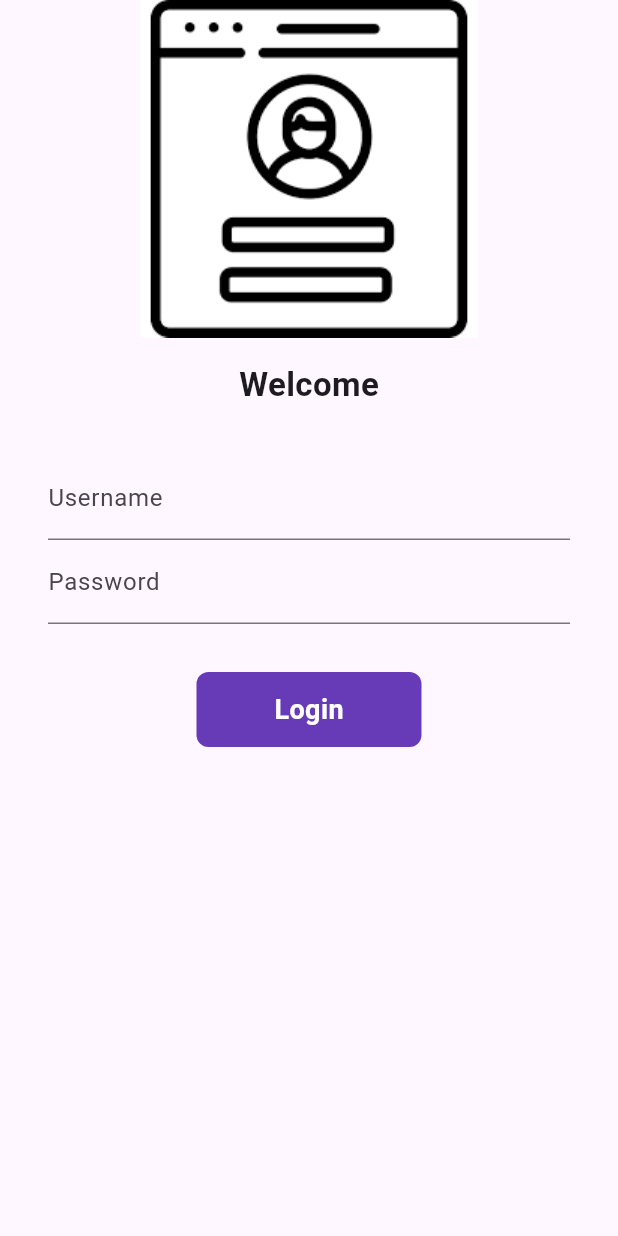
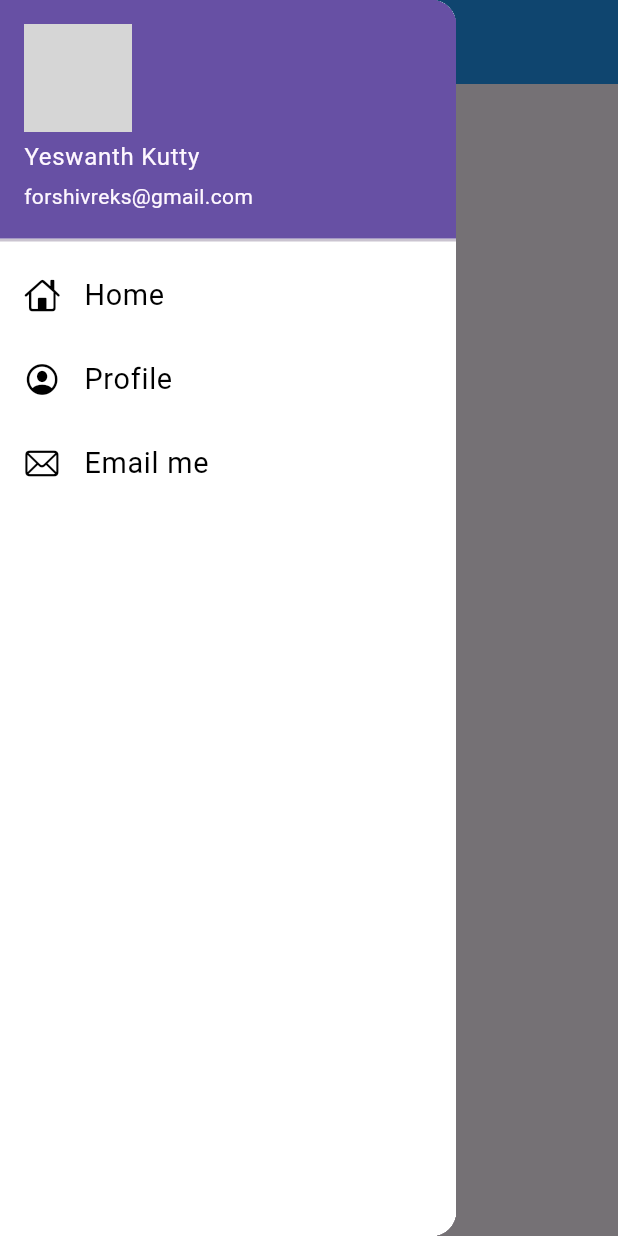
Before and after one commit to TS-YESWANTH/FlutterApp, a Flutter app: the screen it shows after launch, with the side drawer open (before the commit the screen has no drawer), on a phone screen of 412 x 824 dp. Run offline on Flutter 3.47's test engine with Material 3 defaults, Android fonts, the phone set to English and light mode, and no system bars; network calls fail; grey boxes are pictures that could not be loaded.

Commit message:
Day 9 Completed

```diff
--- a/lib/main.dart
+++ b/lib/main.dart
@@ -18,7 +18,8 @@ class MyApp extends StatelessWidget {
         primarySwatch: Colors.green, // Dark theme
         brightness: Brightness.dark,
       ),
-      initialRoute: "/",
+      debugShowCheckedModeBanner: false,
+      initialRoute: MyRoutes.homeRoute,
       routes: {
         "/": (context) => LoginPage(),
         MyRoutes.homeRoute: (context) => const HomePage(),
--- a/lib/pages/home_page.dart
+++ b/lib/pages/home_page.dart
@@ -1,22 +1,23 @@
 import 'package:flutter/material.dart';
+import 'package:flutter_application_1/widgets/drawer.dart';
 
 class HomePage extends StatelessWidget {
   const HomePage({super.key});
 
   @override
   Widget build(BuildContext context) {
-    final int days = 30;
+    const int days = 30;
     return Scaffold(
       appBar: AppBar(
-        title: Text('Catalog App'),
+        title: const Text('Catalog App'),
         backgroundColor: Colors.blue,
       ),
       body: Center(
         child: Container(
-          child: Text("Hello World! $days"),
+          child: const Text("Hello World! $days"),
         ),
       ),
-      drawer: Drawer(),
+      drawer: const MyDrawer(),
     );
   }
 }
--- /dev/null
+++ b/lib/widgets/drawer.dart
@@ -0,0 +1,67 @@
+import 'package:flutter/cupertino.dart';
+import 'package:flutter/material.dart';
+
+class MyDrawer extends StatelessWidget {
+  const MyDrawer({super.key});
+
+  @override
+  Widget build(BuildContext context) {
+    const imageURL =
+        "https://img.freepik.com/free-vector/isolated-young-handsome-man-different-poses-white-background-illustration_632498-859.jpg?size=338&ext=jpg&ga=GA1.1.1369675164.1715385600&semt=ais_user";
+    return Drawer(
+      child: Container(
+        color: Colors.white,
+        child: ListView(
+          padding: EdgeInsets.zero,
+          children: const [
+            DrawerHeader(
+                padding: EdgeInsets.zero,
+                child: UserAccountsDrawerHeader(
+                    margin: EdgeInsets.zero,
+                    accountName: Text("Yeswanth Kutty"),
+                    accountEmail: Text("forshivreks@gmail.com"),
+                    currentAccountPicture: CircleAvatar(
+                      backgroundImage: NetworkImage(imageURL),
+                    ))),
+            ListTile(
+              leading: Icon(
+                CupertinoIcons.home,
+                color: Colors.black,
+              ),
+              title: Text(
+                "Home",
+                // ignore: deprecated_member_use
+                textScaleFactor: 1.2,
+                style: TextStyle(color: Colors.black),
+              ),
+            ),
+            ListTile(
+              leading: Icon(
+                CupertinoIcons.profile_circled,
+                color: Colors.black,
+              ),
+              title: Text(
+                "Profile",
+                // ignore: deprecated_member_use
+                textScaleFactor: 1.2,
+                style: TextStyle(color: Colors.black),
+              ),
+            ),
+            ListTile(
+              leading: Icon(
+                CupertinoIcons.mail,
+                color: Colors.black,
+              ),
+              title: Text(
+                "Email me",
+                // ignore: deprecated_member_use
+                textScaleFactor: 1.2,
+                style: TextStyle(color: Colors.black),
+              ),
+            )
+          ],
+        ),
+      ),
+    );
+  }
+}
```
